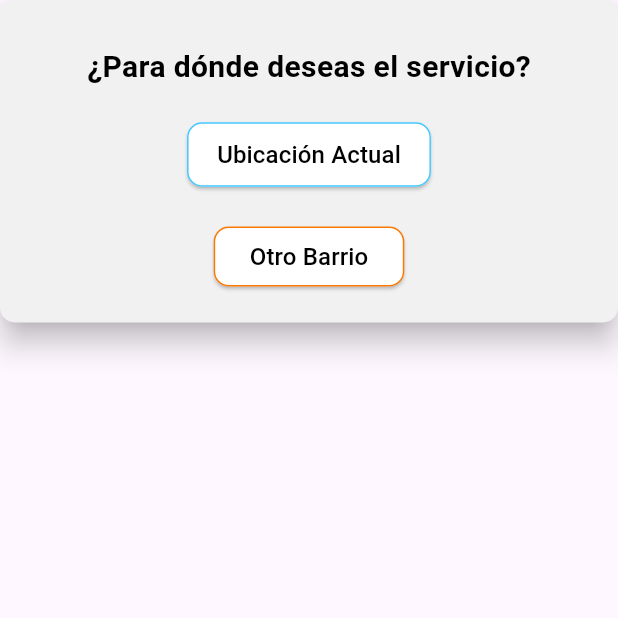
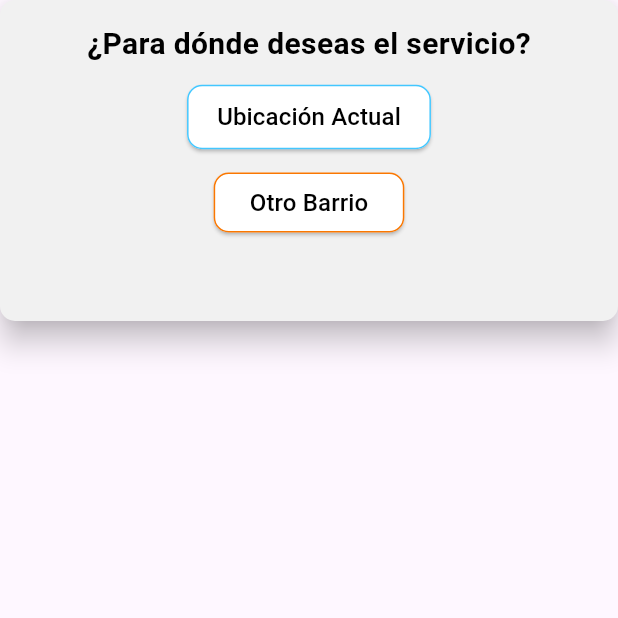
Before and after one commit to esteban-silvera/Dame-Una-Mano, a Flutter app: the ServiceSelectionWidget screen opened directly with empty values, on a phone screen of 412 x 824 dp, the top half of it. Run offline on Flutter 3.47's test engine with Material 3 defaults, Android fonts, the light colour scheme and no system bars; our stand-ins replace animated_text_kit, cloud_firestore, firebase_auth, firebase_core, firebase_storage, flutter_rating_bar and 4 more; accounts and stored records are empty; network calls fail; Roboto replaces fonts that are missing (Monserrat).

Commit message:
fixed responsive

```diff
--- a/lib/features/home_page/screens/home_screen2.dart
+++ b/lib/features/home_page/screens/home_screen2.dart
@@ -64,16 +64,13 @@ class _ServiceSelectionWidgetState extends State<ServiceSelectionWidget> {
           borderRadius: BorderRadius.circular(10),
           color: const Color(0xFFf1f1f1),
           child: Padding(
-            padding: const EdgeInsets.all(20.0),
+            padding: const EdgeInsets.all(15.0),
             child: SingleChildScrollView(
               child: Column(
                 mainAxisAlignment: MainAxisAlignment.center,
                 children: [
                   const Row(
                     mainAxisAlignment: MainAxisAlignment.center,
-                  ),
-                  const SizedBox(
-                    height: 10,
                   ),
                   const Text(
                     '¿Para dónde deseas el servicio?',
@@ -84,7 +81,7 @@ class _ServiceSelectionWidgetState extends State<ServiceSelectionWidget> {
                       decoration: TextDecoration.none,
                     ),
                   ),
-                  const SizedBox(height: 20),
+                  const SizedBox(height: 10),
                   ElevatedButton(
                     onPressed: () {
                       _getLocation();
@@ -130,7 +127,7 @@ class _ServiceSelectionWidgetState extends State<ServiceSelectionWidget> {
                       ),
                     ),
                   ),
-                  const SizedBox(height: 20),
+                  const SizedBox(height: 9),
                   ElevatedButton(
                     onPressed: () {
                       Navigator.push(
@@ -178,6 +175,9 @@ class _ServiceSelectionWidgetState extends State<ServiceSelectionWidget> {
                       ),
                     ),
                   ),
+                  SizedBox(
+                    height: 40,
+                  )
                 ],
               ),
             ),
```
Also changed, not shown: lib/features/home_page/screens/barrios_screen.dart (+52 -77 lines), lib/features/home_page/screens/home_screen3.dart (+4 -7 lines), lib/features/perfil/screens/wokers_profile.dart (+5 -2 lines), assets/Nicotorres.png (renamed from assets/Nico_torres.png), assets/background_image.png (added), assets/barraca.png (deleted), assets/cerrajero.png (added), assets/default.png (added), assets/descarga.jpg (deleted), assets/electricistaportada.png (added), assets/fondo1.jpg (deleted), assets/imagen2.png (deleted), assets/imagen3.png (deleted), assets/isabelacosta.jpg (renamed from assets/danielamecanica.jpg), 1 more files.
